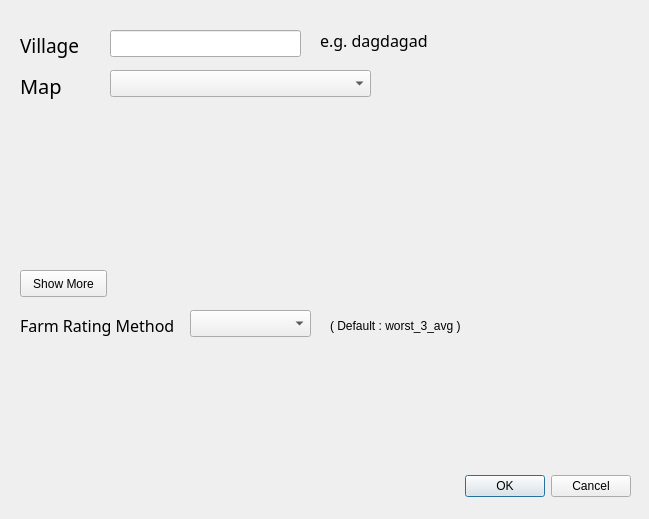
Qt form mover2/mover2_dialog_base.ui (ShreyasKatdare/QGIS-plugins) before a commit.
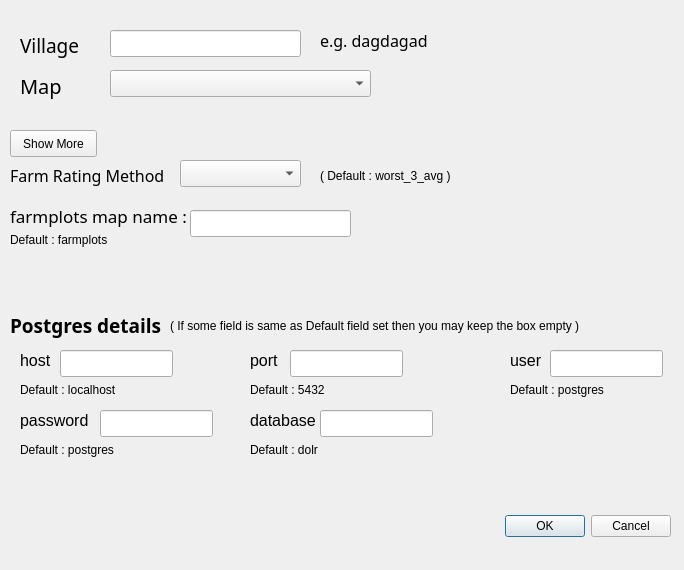
The same form after that commit.

```diff
--- a/mover2/mover2_dialog_base.ui
+++ b/mover2/mover2_dialog_base.ui
@@ -6,8 +6,8 @@
    <rect>
     <x>0</x>
     <y>0</y>
-    <width>649</width>
-    <height>519</height>
+    <width>684</width>
+    <height>570</height>
    </rect>
   </property>
   <property name="windowTitle">
@@ -16,8 +16,8 @@
   <widget class="QDialogButtonBox" name="ok_button">
    <property name="geometry">
     <rect>
-     <x>290</x>
-     <y>470</y>
+     <x>330</x>
+     <y>510</y>
      <width>341</width>
      <height>32</height>
     </rect>
@@ -32,8 +32,8 @@
   <widget class="QComboBox" name="ratingCombo">
    <property name="geometry">
     <rect>
-     <x>190</x>
-     <y>310</y>
+     <x>180</x>
+     <y>160</y>
      <width>121</width>
      <height>27</height>
     </rect>
@@ -42,8 +42,8 @@
   <widget class="QLabel" name="ratingLabel">
    <property name="geometry">
     <rect>
-     <x>20</x>
-     <y>310</y>
+     <x>10</x>
+     <y>160</y>
      <width>171</width>
      <height>31</height>
     </rect>
@@ -61,8 +61,8 @@
   <widget class="QLabel" name="defaultLabel">
    <property name="geometry">
     <rect>
-     <x>330</x>
-     <y>310</y>
+     <x>320</x>
+     <y>160</y>
      <width>281</width>
      <height>31</height>
     </rect>
@@ -93,8 +93,8 @@
   <widget class="QPushButton" name="showButton">
    <property name="geometry">
     <rect>
-     <x>20</x>
-     <y>270</y>
+     <x>10</x>
+     <y>130</y>
      <width>87</width>
      <height>27</height>
     </rect>
@@ -161,6 +161,287 @@
     </rect>
    </property>
   </widget>
+  <widget class="QLineEdit" name="lineEdit_farmplots">
+   <property name="geometry">
+    <rect>
+     <x>190</x>
+     <y>210</y>
+     <width>161</width>
+     <height>27</height>
+    </rect>
+   </property>
+  </widget>
+  <widget class="QLabel" name="label_3">
+   <property name="geometry">
+    <rect>
+     <x>10</x>
+     <y>200</y>
+     <width>191</width>
+     <height>31</height>
+    </rect>
+   </property>
+   <property name="font">
+    <font>
+     <family>Droid Sans</family>
+     <pointsize>13</pointsize>
+    </font>
+   </property>
+   <property name="text">
+    <string>farmplots map name :</string>
+   </property>
+  </widget>
+  <widget class="QLabel" name="label_20">
+   <property name="geometry">
+    <rect>
+     <x>10</x>
+     <y>230</y>
+     <width>131</width>
+     <height>19</height>
+    </rect>
+   </property>
+   <property name="text">
+    <string>Default : farmplots</string>
+   </property>
+  </widget>
+  <widget class="QLineEdit" name="lineEdit_host">
+   <property name="geometry">
+    <rect>
+     <x>60</x>
+     <y>350</y>
+     <width>113</width>
+     <height>27</height>
+    </rect>
+   </property>
+  </widget>
+  <widget class="QLabel" name="label_6">
+   <property name="geometry">
+    <rect>
+     <x>250</x>
+     <y>350</y>
+     <width>41</width>
+     <height>21</height>
+    </rect>
+   </property>
+   <property name="font">
+    <font>
+     <pointsize>12</pointsize>
+    </font>
+   </property>
+   <property name="text">
+    <string>port</string>
+   </property>
+  </widget>
+  <widget class="QLineEdit" name="lineEdit_port">
+   <property name="geometry">
+    <rect>
+     <x>290</x>
+     <y>350</y>
+     <width>113</width>
+     <height>27</height>
+    </rect>
+   </property>
+  </widget>
+  <widget class="QLineEdit" name="lineEdit_password">
+   <property name="geometry">
+    <rect>
+     <x>100</x>
+     <y>410</y>
+     <width>113</width>
+     <height>27</height>
+    </rect>
+   </property>
+  </widget>
+  <widget class="QLabel" name="label_9">
+   <property name="geometry">
+    <rect>
+     <x>510</x>
+     <y>380</y>
+     <width>131</width>
+     <height>19</height>
+    </rect>
+   </property>
+   <property name="text">
+    <string>Default : postgres</string>
+   </property>
+  </widget>
+  <widget class="QLabel" name="label_13">
+   <property name="geometry">
+    <rect>
+     <x>20</x>
+     <y>410</y>
+     <width>71</width>
+     <height>21</height>
+    </rect>
+   </property>
+   <property name="font">
+    <font>
+     <pointsize>12</pointsize>
+    </font>
+   </property>
+   <property name="text">
+    <string>password</string>
+   </property>
+  </widget>
+  <widget class="QLabel" name="label_15">
+   <property name="geometry">
+    <rect>
+     <x>20</x>
+     <y>440</y>
+     <width>131</width>
+     <height>19</height>
+    </rect>
+   </property>
+   <property name="text">
+    <string>Default : postgres</string>
+   </property>
+  </widget>
+  <widget class="QLabel" name="label_4">
+   <property name="geometry">
+    <rect>
+     <x>10</x>
+     <y>310</y>
+     <width>171</width>
+     <height>31</height>
+    </rect>
+   </property>
+   <property name="font">
+    <font>
+     <family>Droid Sans</family>
+     <pointsize>14</pointsize>
+     <weight>75</weight>
+     <bold>true</bold>
+    </font>
+   </property>
+   <property name="text">
+    <string>Postgres details</string>
+   </property>
+  </widget>
+  <widget class="QLabel" name="label_5">
+   <property name="geometry">
+    <rect>
+     <x>20</x>
+     <y>350</y>
+     <width>41</width>
+     <height>21</height>
+    </rect>
+   </property>
+   <property name="font">
+    <font>
+     <pointsize>12</pointsize>
+    </font>
+   </property>
+   <property name="text">
+    <string>host</string>
+   </property>
+  </widget>
+  <widget class="QLabel" name="label_7">
+   <property name="geometry">
+    <rect>
+     <x>20</x>
+     <y>380</y>
+     <width>131</width>
+     <height>19</height>
+    </rect>
+   </property>
+   <property name="text">
+    <string>Default : localhost</string>
+   </property>
+  </widget>
+  <widget class="QLabel" name="label_10">
+   <property name="geometry">
+    <rect>
+     <x>250</x>
+     <y>410</y>
+     <width>71</width>
+     <height>21</height>
+    </rect>
+   </property>
+   <property name="font">
+    <font>
+     <pointsize>12</pointsize>
+    </font>
+   </property>
+   <property name="text">
+    <string>database</string>
+   </property>
+  </widget>
+  <widget class="QLineEdit" name="lineEdit_database">
+   <property name="geometry">
+    <rect>
+     <x>320</x>
+     <y>410</y>
+     <width>113</width>
+     <height>27</height>
+    </rect>
+   </property>
+  </widget>
+  <widget class="QLabel" name="label_16">
+   <property name="geometry">
+    <rect>
+     <x>170</x>
+     <y>310</y>
+     <width>511</width>
+     <height>31</height>
+    </rect>
+   </property>
+   <property name="text">
+    <string>( If some field is same as Default field set then you may keep the box empty )</string>
+   </property>
+  </widget>
+  <widget class="QLabel" name="label_8">
+   <property name="geometry">
+    <rect>
+     <x>250</x>
+     <y>380</y>
+     <width>131</width>
+     <height>19</height>
+    </rect>
+   </property>
+   <property name="text">
+    <string>Default : 5432</string>
+   </property>
+  </widget>
+  <widget class="QLabel" name="label_14">
+   <property name="geometry">
+    <rect>
+     <x>250</x>
+     <y>440</y>
+     <width>131</width>
+     <height>19</height>
+    </rect>
+   </property>
+   <property name="text">
+    <string>Default : dolr</string>
+   </property>
+  </widget>
+  <widget class="QLabel" name="label_11">
+   <property name="geometry">
+    <rect>
+     <x>510</x>
+     <y>350</y>
+     <width>41</width>
+     <height>21</height>
+    </rect>
+   </property>
+   <property name="font">
+    <font>
+     <pointsize>12</pointsize>
+    </font>
+   </property>
+   <property name="text">
+    <string>user</string>
+   </property>
+  </widget>
+  <widget class="QLineEdit" name="lineEdit_user">
+   <property name="geometry">
+    <rect>
+     <x>550</x>
+     <y>350</y>
+     <width>113</width>
+     <height>27</height>
+    </rect>
+   </property>
+  </widget>
  </widget>
  <resources/>
  <connections>
```
